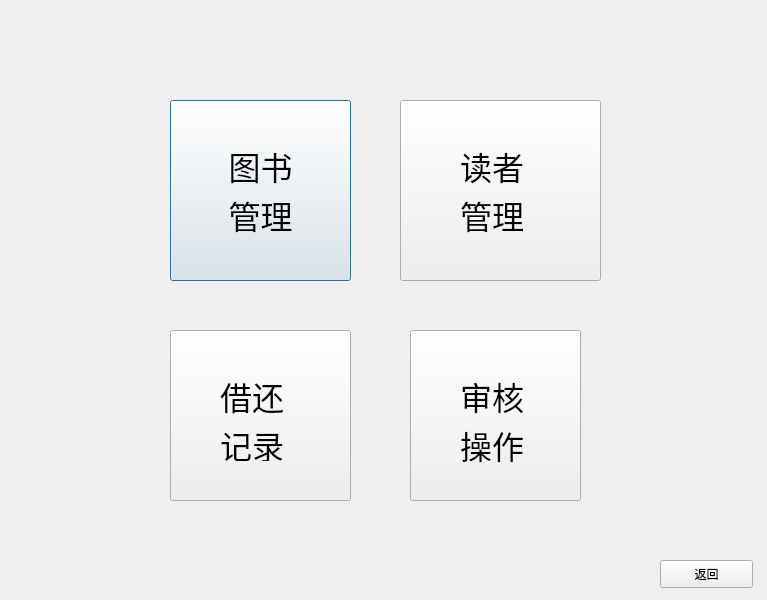
Qt form Library_Administrator_System/mainpage.ui (renzibei/TGLibrary) before a commit.
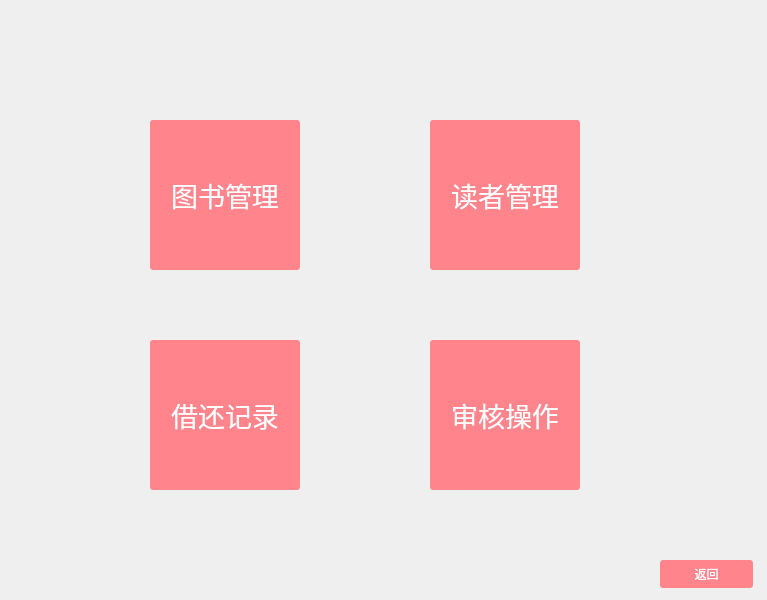
The same form after that commit. Icons and pictures are not drawn.

Diff of the .ui file:
```diff
--- a/Library_Administrator_System/mainpage.ui
+++ b/Library_Administrator_System/mainpage.ui
@@ -13,98 +13,16 @@
   <property name="windowTitle">
    <string>Dialog</string>
   </property>
-  <widget class="QPushButton" name="Book_bt">
-   <property name="geometry">
-    <rect>
-     <x>170</x>
-     <y>100</y>
-     <width>181</width>
-     <height>181</height>
-    </rect>
-   </property>
-   <property name="text">
-    <string/>
-   </property>
-   <property name="icon">
-    <iconset resource="vectorpng.qrc">
-     <normaloff>:/Image/Purple_Button.PNG</normaloff>:/Image/Purple_Button.PNG</iconset>
-   </property>
-   <property name="iconSize">
-    <size>
-     <width>200</width>
-     <height>200</height>
-    </size>
-   </property>
-  </widget>
-  <widget class="QPushButton" name="Reader_bt">
-   <property name="geometry">
-    <rect>
-     <x>400</x>
-     <y>100</y>
-     <width>201</width>
-     <height>181</height>
-    </rect>
-   </property>
-   <property name="text">
-    <string/>
-   </property>
-   <property name="icon">
-    <iconset resource="vectorpng.qrc">
-     <normaloff>:/Image/Yellow_Button.PNG</normaloff>:/Image/Yellow_Button.PNG</iconset>
-   </property>
-   <property name="iconSize">
-    <size>
-     <width>200</width>
-     <height>200</height>
-    </size>
-   </property>
-  </widget>
-  <widget class="QPushButton" name="Record_bt">
-   <property name="geometry">
-    <rect>
-     <x>170</x>
-     <y>330</y>
-     <width>181</width>
-     <height>171</height>
-    </rect>
-   </property>
-   <property name="text">
-    <string/>
-   </property>
-   <property name="icon">
-    <iconset resource="vectorpng.qrc">
-     <normaloff>:/Image/Green_Button.PNG</normaloff>:/Image/Green_Button.PNG</iconset>
-   </property>
-   <property name="iconSize">
-    <size>
-     <width>190</width>
-     <height>190</height>
-    </size>
-   </property>
-  </widget>
-  <widget class="QPushButton" name="Confirm_bt">
-   <property name="geometry">
-    <rect>
-     <x>410</x>
-     <y>330</y>
-     <width>171</width>
-     <height>171</height>
-    </rect>
-   </property>
-   <property name="text">
-    <string/>
-   </property>
-   <property name="icon">
-    <iconset resource="vectorpng.qrc">
-     <normaloff>:/Image/Blue_Button.PNG</normaloff>:/Image/Blue_Button.PNG</iconset>
-   </property>
-   <property name="iconSize">
-    <size>
-     <width>180</width>
-     <height>180</height>
-    </size>
-   </property>
-  </widget>
+  <property name="windowIcon">
+   <iconset resource="vectorpng.qrc">
+    <normaloff>:/Image/Book_Colorless.png</normaloff>:/Image/Book_Colorless.png</iconset>
+  </property>
+  <property name="autoFillBackground">
+   <bool>false</bool>
+  </property>
+  <property name="styleSheet">
+   <string notr="true">QDialog { border-image: url(:/Image/sakura_pink1.gif)}</string>
+  </property>
   <widget class="QPushButton" name="Return_bt">
    <property name="geometry">
     <rect>
@@ -114,88 +32,151 @@
      <height>28</height>
     </rect>
    </property>
+   <property name="styleSheet">
+    <string notr="true">QPushButton { background-color: rgb(255, 132, 139); border-radius: 3px; color: rgb(255, 255, 255); }</string>
+   </property>
    <property name="text">
     <string>返回</string>
    </property>
   </widget>
-  <widget class="QLabel" name="label">
+  <widget class="QToolButton" name="Book_bt">
    <property name="geometry">
     <rect>
-     <x>210</x>
-     <y>140</y>
-     <width>101</width>
-     <height>101</height>
+     <x>150</x>
+     <y>120</y>
+     <width>150</width>
+     <height>150</height>
     </rect>
    </property>
    <property name="font">
     <font>
-     <pointsize>24</pointsize>
+     <pointsize>20</pointsize>
     </font>
    </property>
+   <property name="autoFillBackground">
+    <bool>false</bool>
+   </property>
+   <property name="styleSheet">
+    <string notr="true">QToolButton { background-color: rgb(255, 132, 139); border-radius: 3px; color: rgb(255, 255, 255); }</string>
+   </property>
    <property name="text">
-    <string>图书
-管理</string>
+    <string>图书管理</string>
    </property>
-   <property name="alignment">
-    <set>Qt::AlignCenter</set>
+   <property name="icon">
+    <iconset resource="vectorpng.qrc">
+     <normaloff>:/Image/Book_Colorless.png</normaloff>:/Image/Book_Colorless.png</iconset>
    </property>
+   <property name="iconSize">
+    <size>
+     <width>100</width>
+     <height>100</height>
+    </size>
+   </property>
+   <property name="toolButtonStyle">
+    <enum>Qt::ToolButtonTextUnderIcon</enum>
+   </property>
   </widget>
-  <widget class="QLabel" name="label_2">
+  <widget class="QToolButton" name="toolButton_2">
    <property name="geometry">
     <rect>
-     <x>460</x>
-     <y>140</y>
-     <width>101</width>
-     <height>101</height>
+     <x>430</x>
+     <y>120</y>
+     <width>150</width>
+     <height>150</height>
     </rect>
    </property>
    <property name="font">
     <font>
-     <pointsize>24</pointsize>
+     <pointsize>20</pointsize>
     </font>
    </property>
+   <property name="styleSheet">
+    <string notr="true">QToolButton { background-color: rgb(255, 132, 139); border-radius: 3px; color: rgb(255, 255, 255); }</string>
+   </property>
    <property name="text">
-    <string>读者
-管理</string>
+    <string>读者管理</string>
    </property>
+   <property name="icon">
+    <iconset resource="vectorpng.qrc">
+     <normaloff>:/Image/member.png</normaloff>:/Image/member.png</iconset>
+   </property>
+   <property name="iconSize">
+    <size>
+     <width>100</width>
+     <height>100</height>
+    </size>
+   </property>
+   <property name="toolButtonStyle">
+    <enum>Qt::ToolButtonTextUnderIcon</enum>
+   </property>
   </widget>
-  <widget class="QLabel" name="label_3">
+  <widget class="QToolButton" name="toolButton">
    <property name="geometry">
     <rect>
-     <x>220</x>
-     <y>380</y>
-     <width>81</width>
-     <height>81</height>
+     <x>150</x>
+     <y>340</y>
+     <width>150</width>
+     <height>150</height>
     </rect>
    </property>
    <property name="font">
     <font>
-     <pointsize>24</pointsize>
+     <pointsize>20</pointsize>
     </font>
    </property>
+   <property name="styleSheet">
+    <string notr="true">QToolButton { background-color: rgb(255, 132, 139); border-radius: 3px; color: rgb(255, 255, 255); }</string>
+   </property>
    <property name="text">
-    <string>借还
-记录</string>
+    <string>借还记录</string>
    </property>
+   <property name="icon">
+    <iconset resource="vectorpng.qrc">
+     <normaloff>:/Image/record1.png</normaloff>:/Image/record1.png</iconset>
+   </property>
+   <property name="iconSize">
+    <size>
+     <width>100</width>
+     <height>100</height>
+    </size>
+   </property>
+   <property name="toolButtonStyle">
+    <enum>Qt::ToolButtonTextUnderIcon</enum>
+   </property>
   </widget>
-  <widget class="QLabel" name="label_4">
+  <widget class="QToolButton" name="To_Confirm_button">
    <property name="geometry">
     <rect>
-     <x>460</x>
-     <y>370</y>
-     <width>91</width>
-     <height>101</height>
+     <x>430</x>
+     <y>340</y>
+     <width>150</width>
+     <height>150</height>
     </rect>
    </property>
    <property name="font">
     <font>
-     <pointsize>24</pointsize>
+     <pointsize>20</pointsize>
     </font>
    </property>
+   <property name="styleSheet">
+    <string notr="true">QToolButton { background-color: rgb(255, 132, 139); border-radius: 3px; color: rgb(255, 255, 255); }</string>
+   </property>
    <property name="text">
-    <string>审核
-操作</string>
+    <string>审核操作</string>
    </property>
+   <property name="icon">
+    <iconset resource="vectorpng.qrc">
+     <normaloff>:/Image/stamp.png</normaloff>:/Image/stamp.png</iconset>
+   </property>
+   <property name="iconSize">
+    <size>
+     <width>100</width>
+     <height>100</height>
+    </size>
+   </property>
+   <property name="toolButtonStyle">
+    <enum>Qt::ToolButtonTextUnderIcon</enum>
+   </property>
   </widget>
   <zorder>Book_bt</zorder>
   <zorder>Reader_bt</zorder>
```
Left out of the diff: 14 changed lines with no effect on the pictures.
